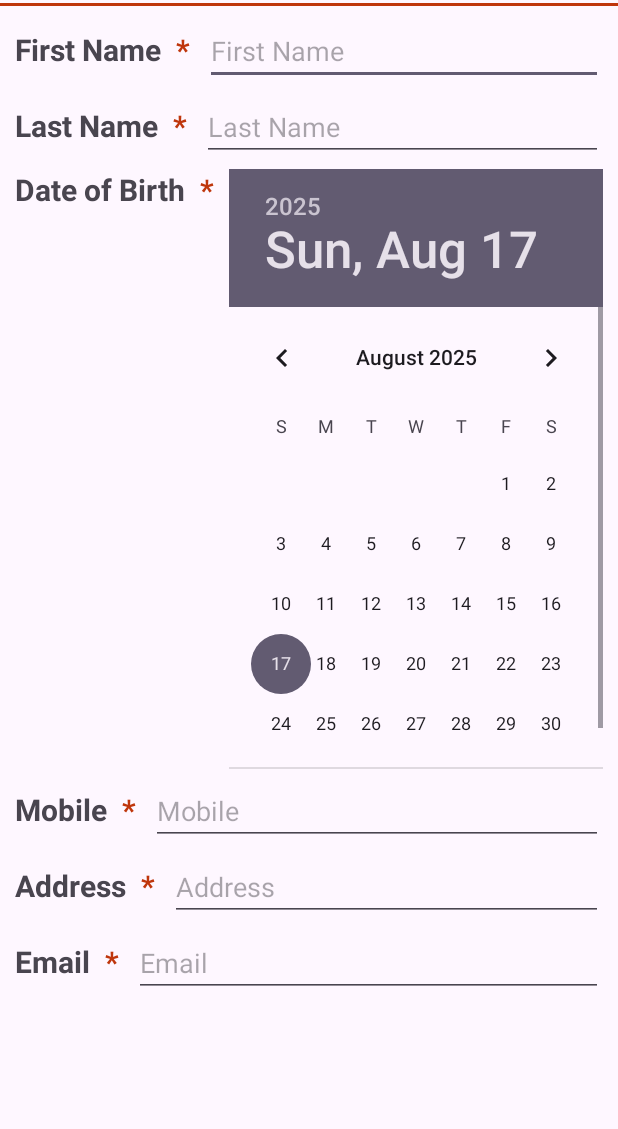
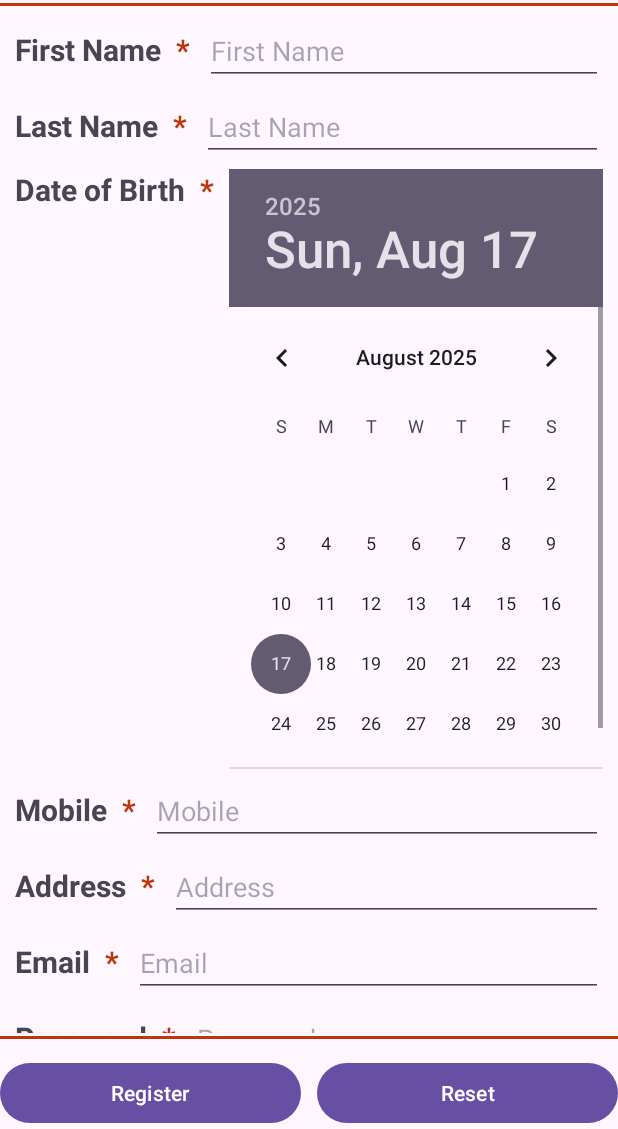
Before and after one commit to xlcMitchell/UserRegistrationApp, an Android app: the screen it shows after launch (MainActivity), on a phone screen of 412 x 824 dp, the part 107-1236 px from its top. Run offline under Robolectric (Android 15) with nearby library versions, the phone set to English and light mode, and no system bars.

Commit message:
added more

```diff
--- a/app/src/main/AndroidManifest.xml
+++ b/app/src/main/AndroidManifest.xml
@@ -13,6 +13,7 @@
         android:theme="@style/Theme.UserRegistrationApp">
         <activity
             android:name=".MainActivity"
+            android:windowSoftInputMode="adjustResize"
             android:exported="true">
             <intent-filter>
                 <action android:name="android.intent.action.MAIN" />
--- a/app/src/main/res/layout/activity_main.xml
+++ b/app/src/main/res/layout/activity_main.xml
@@ -2,6 +2,7 @@
 <LinearLayout xmlns:android="http://schemas.android.com/apk/res/android"
     xmlns:app="http://schemas.android.com/apk/res-auto"
     xmlns:tools="http://schemas.android.com/tools"
+    android:focusableInTouchMode="true"
     android:id="@+id/main"
     android:orientation="vertical"
     android:layout_gravity="center_horizontal"
@@ -37,7 +38,8 @@
  <!--SCROLL VIEW FOR ELEMENTS SO USER CAN SCROLL DOWN AND SEE-->
 <ScrollView
     android:layout_width="match_parent"
-    android:layout_height="match_parent">
+    android:layout_height="match_parent"
+    android:layout_weight="1">
 <!--SCROLL VIEW CAN ONLY HAVE ONE CHILD SO ANOTHER LINEAR LAYOUT-->
  <LinearLayout
     android:layout_height="match_parent"
@@ -225,7 +227,110 @@
              android:layout_width="match_parent"
              android:hint="Email"/>
      </LinearLayout>
+
+     <!--Linear Layout For Password-->
+     <LinearLayout
+         android:layout_width="match_parent"
+         android:layout_height="wrap_content"
+         android:layout_marginLeft="10dp"
+         android:layout_marginTop="5dp"
+         android:layout_marginRight="10dp"
+         >
+         <TextView
+             android:layout_width="wrap_content"
+             android:layout_height="wrap_content"
+             android:layout_marginEnd="10dp"
+             android:text="Password"
+             android:textSize="20sp"
+             android:textStyle="bold"/>
+         <TextView
+             android:layout_width="wrap_content"
+             android:layout_height="wrap_content"
+             android:layout_marginEnd="10dp"
+             android:text="*"
+             android:textColor="@color/line_color"
+             android:textSize="20sp"
+             android:textStyle="bold"/>
+
+         <EditText
+             android:id="@+id/regPW"
+             android:layout_height="wrap_content"
+             android:layout_width="match_parent"
+             android:inputType="textPassword"
+             android:hint="Passowrd"/>
+     </LinearLayout>
+      <!--Re enter password Linear Layout-->
+     <LinearLayout
+         android:layout_width="match_parent"
+         android:layout_height="wrap_content"
+         android:layout_marginLeft="10dp"
+         android:layout_marginTop="5dp"
+         android:layout_marginRight="10dp">
+         <TextView
+             android:layout_width="wrap_content"
+             android:layout_height="wrap_content"
+             android:layout_marginEnd="10dp"
+             android:text="Renter Password"
+             android:textSize="20dp"
+             android:textStyle="bold"/>
+         <TextView
+             android:layout_width="wrap_content"
+             android:layout_height="wrap_content"
+             android:layout_marginEnd="10dp"
+             android:text="*"
+             android:textColor="@color/line_color"
+             android:textSize="20dp"
+             android:textStyle="bold"/>
+
+         <EditText
+             android:id="@+id/regPW2"
+             android:layout_height="wrap_content"
+             android:layout_width="match_parent"
+             android:inputType="textPassword"
+             android:hint="Reenter Password"/>
+     </LinearLayout>
  </LinearLayout>
     </ScrollView>
+    <!--Footer-->
+    <LinearLayout
+        android:layout_width="match_parent"
+        android:layout_height="wrap_content"
+        android:orientation="vertical">
+
+        <!-- Divider / line -->
+        <View
+            android:layout_width="match_parent"
+            android:layout_height="2dp"
+            android:layout_marginTop="2dp"
+            android:layout_marginBottom="2dp"
+            android:background="@color/line_color" />
+
+        <!-- Button Row -->
+        <LinearLayout
+            android:layout_width="match_parent"
+            android:layout_height="wrap_content"
+            android:orientation="horizontal"
+            android:layout_marginTop="10dp"
+            android:weightSum="2">
+
+            <Button
+                android:id="@+id/userRegButton"
+                android:layout_width="0dp"
+                android:layout_height="wrap_content"
+                android:layout_weight="1"
+                android:layout_marginEnd="5dp"
+                android:text="Register" />
+
+            <Button
+                android:id="@+id/userResetButton"
+                android:layout_width="0dp"
+                android:layout_height="wrap_content"
+                android:layout_weight="1"
+                android:layout_marginStart="5dp"
+                android:text="Reset" />
+
+        </LinearLayout>
+
+    </LinearLayout>
 
 </LinearLayout>
```
